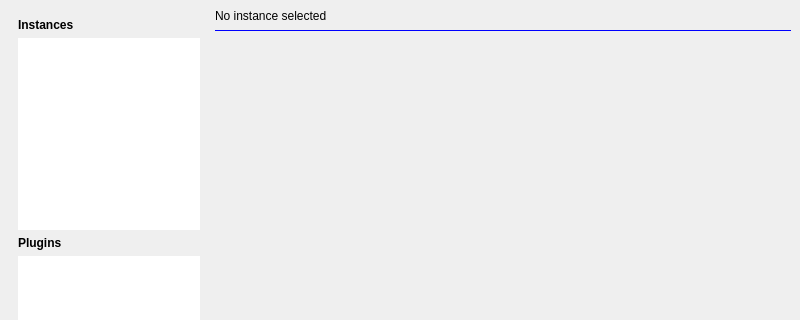
Above: acv/mainwindow.ui from khoinguyen216/acv before the change; both pictures show x 0 to 800 and y 0 to 320 of the 800 by 600 pixel window. Below: the same form after it.
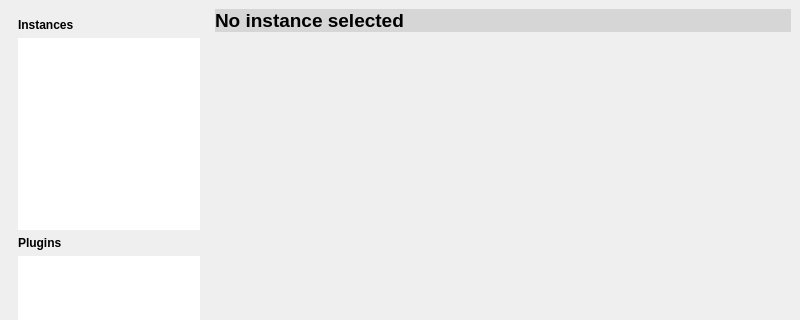
That is the form after the change.

```diff
--- a/acv/mainwindow.ui
+++ b/acv/mainwindow.ui
@@ -147,24 +147,21 @@
             <verstretch>0</verstretch>
            </sizepolicy>
           </property>
+          <property name="font">
+           <font>
+            <pointsize>14</pointsize>
+            <weight>75</weight>
+            <bold>true</bold>
+           </font>
+          </property>
+          <property name="styleSheet">
+           <string notr="true">background-color: rgb(214, 214, 214);</string>
+          </property>
           <property name="text">
            <string>No instance selected</string>
           </property>
          </widget>
         </item>
-        <item>
-         <widget class="Line" name="line">
-          <property name="styleSheet">
-           <string notr="true">color: blue;</string>
-          </property>
-          <property name="frameShadow">
-           <enum>QFrame::Plain</enum>
-          </property>
-          <property name="orientation">
-           <enum>Qt::Horizontal</enum>
-          </property>
-         </widget>
-        </item>
         <item>
          <widget class="QStackedWidget" name="instStack">
           <widget class="QWidget" name="page"/>
```
Left out of the diff: 3 changed lines with no effect on the pictures.
